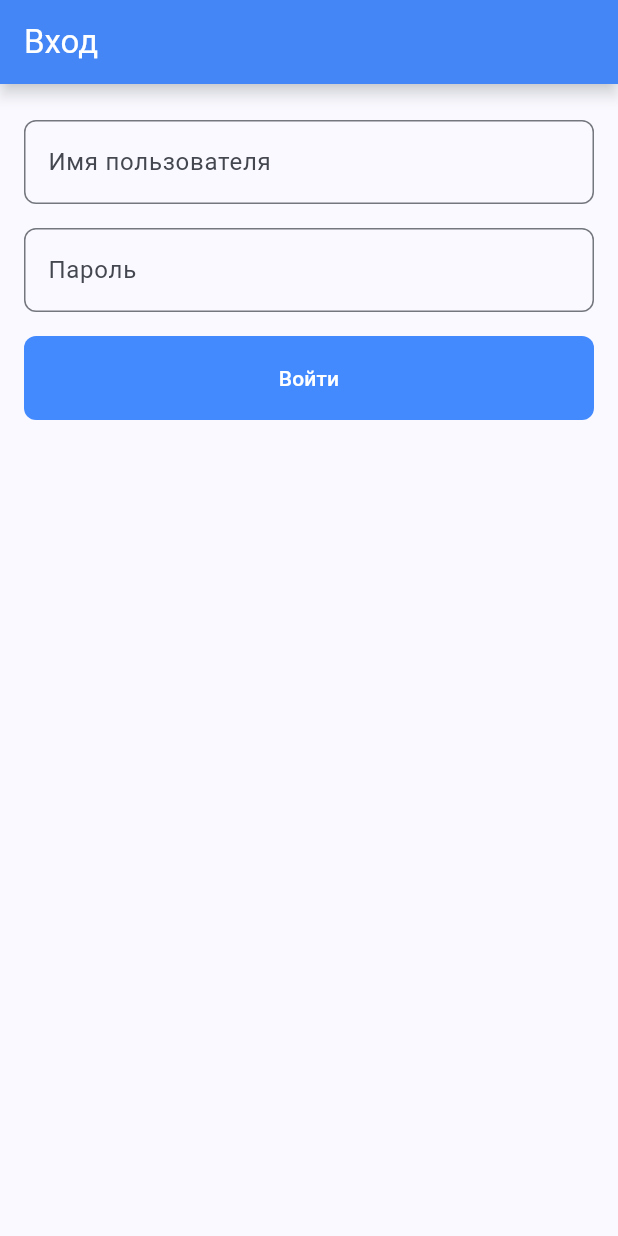
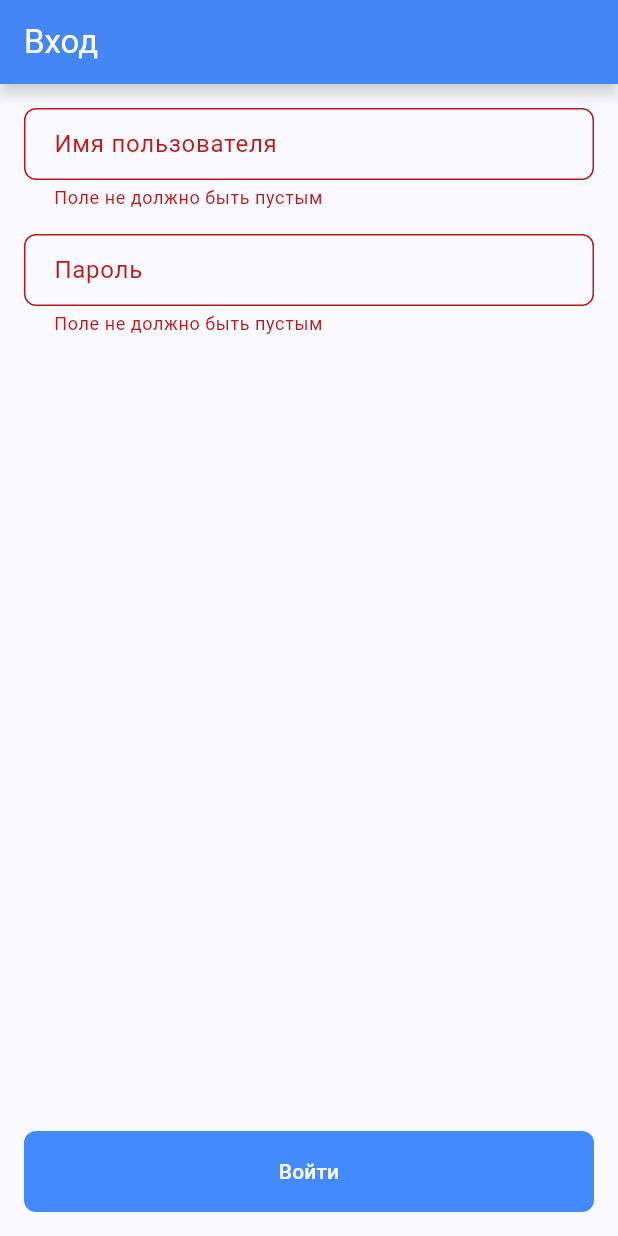
Before and after one commit to kyborq/omega_practice, a Flutter app: the screen it shows after launch, after a tap on "Войти", on a phone screen of 412 x 824 dp. Run offline on Flutter 3.47's test engine with Material 2 defaults, Android fonts, the light colour scheme and no system bars.

Commit message:
Изменил стиль верстки

```diff
--- a/lib/app/home_page.dart
+++ b/lib/app/home_page.dart
@@ -14,6 +14,9 @@ class HomePage extends StatelessWidget {
           elevation: 4,
           shadowColor: Colors.blueGrey[50],
         ),
-        body: const LoginWidget());
+        body: Container(
+            padding:
+                const EdgeInsets.symmetric(horizontal: 16.0, vertical: 16.0),
+            child: const LoginWidget()));
   }
 }
--- a/lib/app/widgets/login_widget.dart
+++ b/lib/app/widgets/login_widget.dart
@@ -8,65 +8,95 @@ class LoginWidget extends StatefulWidget {
 }
 
 class _LoginWidgetState extends State<LoginWidget> {
+  final _formKey = GlobalKey<FormState>();
+
   final _loginController = TextEditingController();
   final _passwordController = TextEditingController();
-  final _focusNode = FocusNode();
 
   @override
   void dispose() {
     _loginController.dispose();
     _passwordController.dispose();
-    _focusNode.dispose();
     super.dispose();
   }
 
   @override
   build(BuildContext context) {
-    return GestureDetector(
-      onTap: () => _focusNode.unfocus(),
-      child: Container(
-        padding: const EdgeInsets.symmetric(horizontal: 16, vertical: 24),
+    return Form(
+        key: _formKey,
         child: Column(children: [
-          TextField(
+          TextFormField(
             controller: _loginController,
+            textInputAction: TextInputAction.next,
+            // onEditingComplete: () => FocusScope.of(context).nextFocus(),
+            onFieldSubmitted: (_) {
+              //   FocusScope.of(context).requestFocus(FocusNode());
+              FocusScope.of(context).nextFocus();
+            },
+            validator: (value) {
+              if (value == null || value.isEmpty) {
+                return 'Поле не должно быть пустым';
+              }
+              return null;
+            },
             decoration: InputDecoration(
-                border: OutlineInputBorder(
-                    borderRadius: BorderRadius.circular(8.0)),
-                label: const Text('Имя пользователя')),
+              border:
+                  OutlineInputBorder(borderRadius: BorderRadius.circular(8.0)),
+              contentPadding:
+                  const EdgeInsets.symmetric(vertical: 12, horizontal: 16),
+              labelText: 'Имя пользователя',
+            ),
           ),
           const SizedBox(height: 16),
-          TextField(
+          TextFormField(
+            // style: ,
             controller: _passwordController,
+            textInputAction: TextInputAction.done,
+            // onEditingComplete: () => FocusScope.of(context).unfocus(),
+            // onFieldSubmitted: (_) {
+            //   if (_formKey.currentState!.validate()) {
+            //     // Form is valid, do something
+            //   }
+            // },
+            validator: (value) {
+              if (value == null || value.isEmpty) {
+                return 'Поле не должно быть пустым';
+              }
+              return null;
+            },
+            decoration: InputDecoration(
+              border:
+                  OutlineInputBorder(borderRadius: BorderRadius.circular(8.0)),
+              contentPadding:
+                  const EdgeInsets.symmetric(vertical: 12, horizontal: 16),
+              labelText: 'Пароль',
+            ),
             obscureText: true,
-            decoration: InputDecoration(
-                border: OutlineInputBorder(
-                    borderRadius: BorderRadius.circular(8.0)),
-                label: const Text('Пароль')),
           ),
-          const SizedBox(height: 16),
-          Align(
-              alignment: AlignmentDirectional.bottomCenter,
-              child: TextButton(
+          const Spacer(flex: 1),
+          TextButton(
+            onPressed: () => {
+              if (_formKey.currentState!.validate())
+                {
+                  // Form is valid, do something
+                  print('Form is valid!!!!!')
+                }
+              // ...
+            },
             style: ButtonStyle(
               backgroundColor:
                   MaterialStateProperty.all<Color>(Colors.blueAccent),
-                  foregroundColor:
-                      MaterialStateProperty.all<Color>(Colors.white),
+              foregroundColor: MaterialStateProperty.all<Color>(Colors.white),
               minimumSize: MaterialStateProperty.all<Size>(
-                      const Size(double.infinity, 56)),
+                  const Size(double.infinity, 54)),
               shape: MaterialStateProperty.all<RoundedRectangleBorder>(
                 RoundedRectangleBorder(
                   borderRadius: BorderRadius.circular(8.0),
                 ),
               ),
             ),
-                onPressed: () {
-                  // ...
-                },
             child: const Text('Войти'),
-              ))
-        ]),
           ),
-    );
+        ]));
   }
 }
```
Lines whose indentation alone changed are shown as unchanged.
